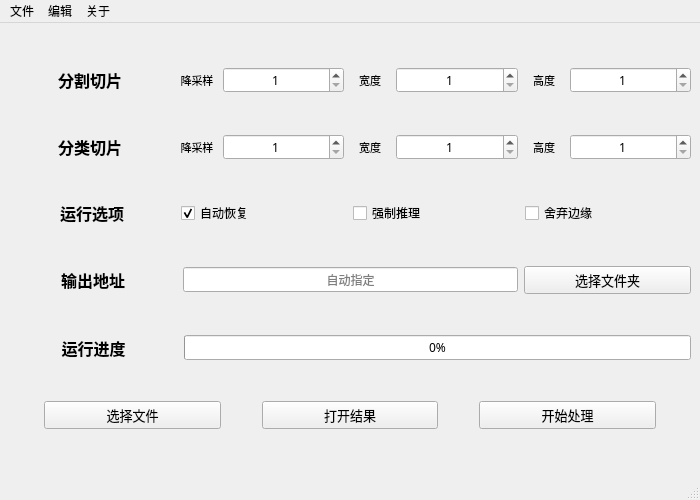
First picture: the form in resources/analyzer.ui, repository li192863/wsi-analyzer, before the edit.
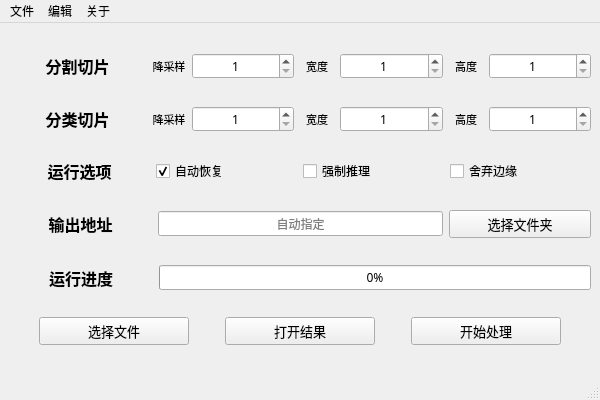
Second picture: the form after the edit. Icons and pictures are not drawn.

Patch:
```diff
--- a/resources/analyzer.ui
+++ b/resources/analyzer.ui
@@ -9,8 +9,8 @@
    <rect>
     <x>0</x>
     <y>0</y>
-    <width>700</width>
-    <height>500</height>
+    <width>600</width>
+    <height>400</height>
    </rect>
   </property>
   <property name="minimumSize">
@@ -65,7 +65,6 @@
          <font>
           <family>幼圆</family>
           <pointsize>12</pointsize>
-          <weight>75</weight>
           <bold>true</bold>
          </font>
         </property>
@@ -204,7 +203,6 @@
          <font>
           <family>幼圆</family>
           <pointsize>12</pointsize>
-          <weight>75</weight>
           <bold>true</bold>
          </font>
         </property>
@@ -343,7 +341,6 @@
          <font>
           <family>幼圆</family>
           <pointsize>12</pointsize>
-          <weight>75</weight>
           <bold>true</bold>
          </font>
         </property>
@@ -446,7 +443,6 @@
          <font>
           <family>幼圆</family>
           <pointsize>12</pointsize>
-          <weight>75</weight>
           <bold>true</bold>
          </font>
         </property>
@@ -518,7 +514,6 @@
          <font>
           <family>幼圆</family>
           <pointsize>12</pointsize>
-          <weight>75</weight>
           <bold>true</bold>
          </font>
         </property>
@@ -695,7 +690,6 @@
     <font>
      <family>仿宋</family>
      <pointsize>10</pointsize>
-     <weight>75</weight>
      <bold>true</bold>
     </font>
    </property>
@@ -705,7 +699,7 @@
     <rect>
      <x>0</x>
      <y>0</y>
-     <width>700</width>
+     <width>600</width>
      <height>22</height>
     </rect>
    </property>
```
